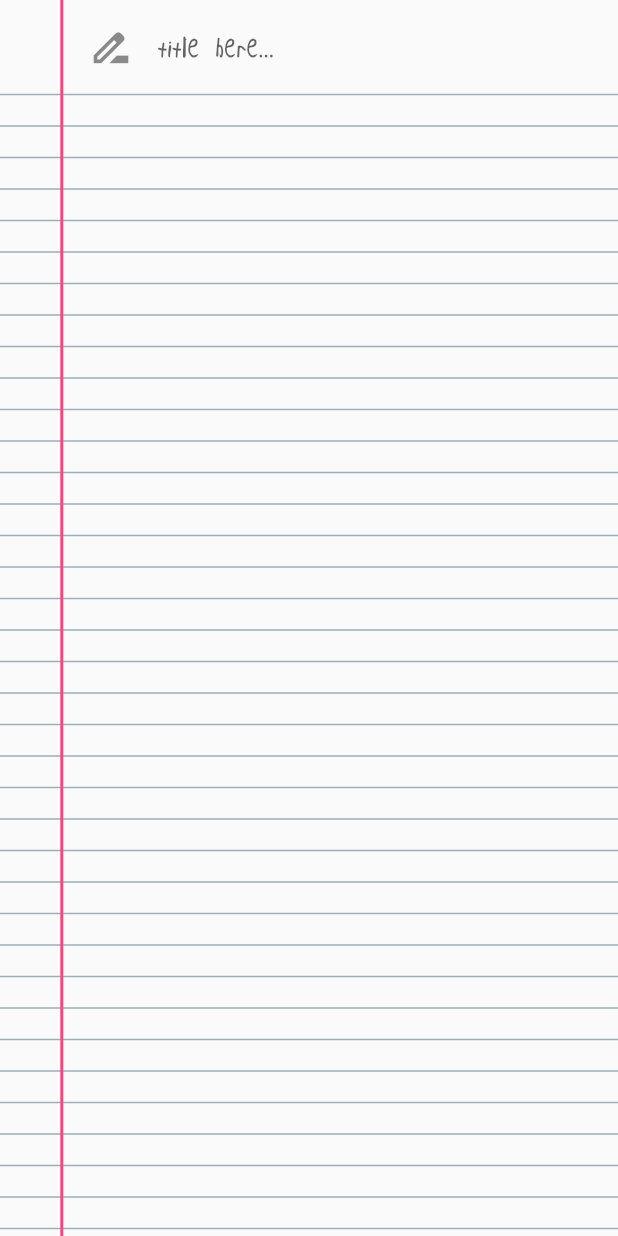
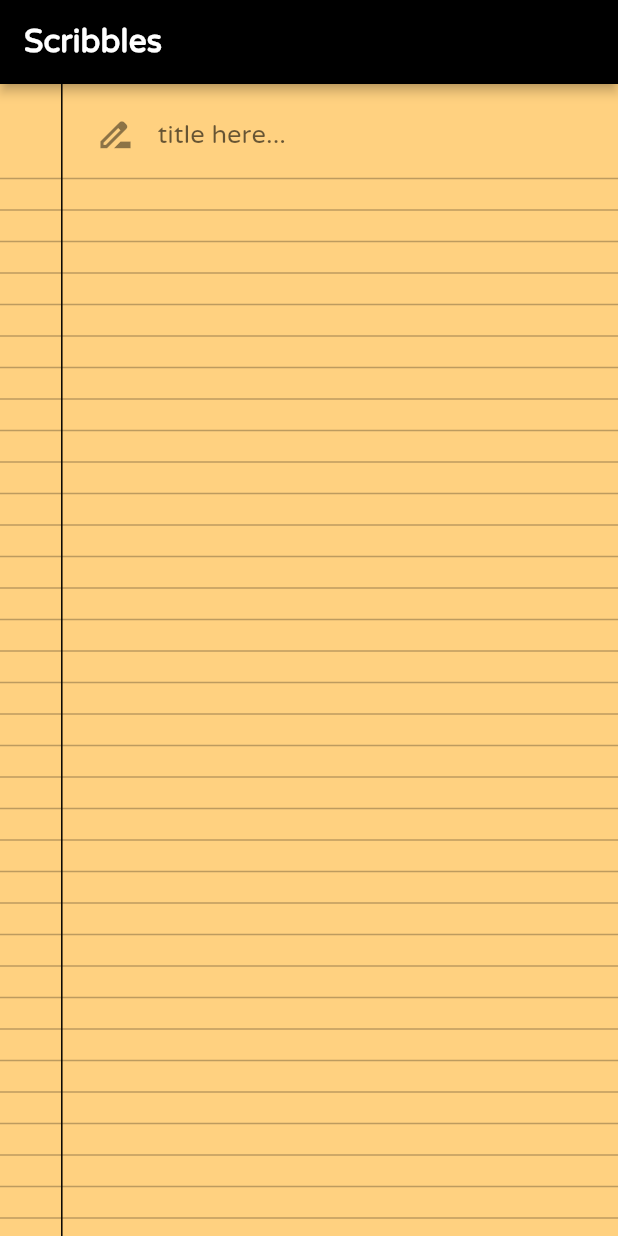
Before and after one commit to sherimello/Scribbles, a Flutter app: the NotePage screen opened directly, on a phone screen of 412 x 824 dp. Run offline on Flutter 3.47's test engine with Material 2 defaults, Android fonts, the phone set to English and light mode, and no system bars; our stand-ins replace sqflite; accounts and stored records are empty; statements that could not run were skipped.

Commit message:
UI updated a bit along with the nope page

```diff
--- a/lib/pages/home.dart
+++ b/lib/pages/home.dart
@@ -22,7 +22,6 @@ class _HomeState extends State<Home> with SingleTickerProviderStateMixin {
       date = '19-3-93';
   late Database database;
   late List<Map> list;
-  List notes = [];
 
 // Get a location using getDatabasesPath
   late String path;
@@ -73,6 +72,7 @@ class _HomeState extends State<Home> with SingleTickerProviderStateMixin {
 
     return Scaffold(
       appBar: AppBar(
+        automaticallyImplyLeading: false,
         elevation: 3,
         backgroundColor: Colors.black,
         title: const Padding(
@@ -116,8 +116,8 @@ class _HomeState extends State<Home> with SingleTickerProviderStateMixin {
                   staggeredTileBuilder: (int index) =>
                       const StaggeredTile.fit(1),
                   // StaggeredTile.coimport 'package:flutter_staggered_grid_view/flutter_staggered_grid_view.dart';unt(2, index.isEven ? 2 : 1),
-                  mainAxisSpacing: 4.0,
-                  crossAxisSpacing: 4.0,
+                  mainAxisSpacing: 9.0,
+                  crossAxisSpacing: 9.0,
                 )),
             Positioned(
                 bottom: 21,
--- a/lib/pages/note_page.dart
+++ b/lib/pages/note_page.dart
@@ -92,6 +92,24 @@ class _NotePageState extends State<NotePage> {
         },
         child: SafeArea(
           child: Scaffold(
+            appBar:AppBar(
+              automaticallyImplyLeading: false,
+              elevation: 3,
+              backgroundColor: Colors.black,
+              title: const Padding(
+                padding: EdgeInsets.all(0.0),
+                child: Text(
+                  'Scribbles',
+                  style: TextStyle(
+                    // letterSpacing: 2,
+                    fontWeight: FontWeight.w900,
+                    fontSize: 21,
+                    fontFamily: 'varela-round.regular',
+                    color: Colors.white,
+                  ),
+                ),
+              ),
+            ),
             // appBar: AppBar(
             //   automaticallyImplyLeading: false,
             //   elevation: 0,
@@ -125,6 +143,7 @@ class _NotePageState extends State<NotePage> {
             //     ),
             //   ),
             // ),
+            backgroundColor: Colors.orangeAccent[100],
             body: CustomPaint(
               foregroundPainter: CustomPage(gap, 0),
               child: SingleChildScrollView(
@@ -148,11 +167,11 @@ class _NotePageState extends State<NotePage> {
                               focusNode: myFocusNode2,
                               controller: myController2,
                               style: TextStyle(
-                                fontSize: 19,
-                                letterSpacing: 1,
+                                fontSize: 17,
+                                // letterSpacing: 1,
                                 height: gap / 17,
                                 fontWeight: FontWeight.bold,
-                                fontFamily: 'PizzaismyFAVORITE',
+                                fontFamily: 'varela-round.regular',
                                 // height: ((height * .045) / (height * .025)),
                                 // ((height * .045) + (height * .01)) /
                                 //     19, // formula: {(distance of the horizontal lines (here 40 px)) + (vertical padding of the TextField (here 9 px))} / fontSize (20 sp);
@@ -160,10 +179,10 @@ class _NotePageState extends State<NotePage> {
                               decoration: InputDecoration(
                                 hintText: ' title here...',
                                 hintStyle: const TextStyle(
-                                  letterSpacing: 1,
-                                  fontFamily: 'PizzaismyFAVORITE',
+                                  // letterSpacing: 1,
+                                  fontFamily: 'varela-round.regular',
                                   // fontStyle: FontStyle.italic,
-                                  fontWeight: FontWeight.bold,
+                                  fontWeight: FontWeight.w500,
                                 ),
                                 // fillColor: Colors.red,
                                 // filled: true,
@@ -171,11 +190,11 @@ class _NotePageState extends State<NotePage> {
                                 // isDense: true,
                                 prefixIcon: const Icon(
                                   Icons.drive_file_rename_outline,
-                                  size: 31,
+                                  size: 27,
                                 ),
                                 prefixIconConstraints: const BoxConstraints(
-                                  minWidth: 41,
-                                  minHeight: 31,
+                                  minWidth: 47,
+                                  minHeight: 35,
                                 ),
                                 contentPadding: EdgeInsets.only(
                                     // vertical: 0,
@@ -207,9 +226,11 @@ class _NotePageState extends State<NotePage> {
                                 maxLines: null,
                                 minLines: null,
                                 style: TextStyle(
-                                  fontSize: 17,
-                                  letterSpacing: 0,
+                                  fontSize: 14,
+                                  // letterSpacing: 0,
                                   height: gap / 17,
+                                  fontWeight: FontWeight.w700,
+                                  fontFamily: 'Rounded_Elegance'
                                   // height: ((height * .045) / (height * .025)),
                                   // ((height * .045) + (height * .01)) /
                                   //     19, // formula: {(distance of the horizontal lines (here 40 px)) + (vertical padding of the TextField (here 9 px))} / fontSize (20 sp);
@@ -288,11 +309,11 @@ class CustomPage extends CustomPainter {
   @override
   void paint(Canvas canvas, Size size) {
     final verticalLine = Paint()
-      ..color = Colors.pinkAccent
-      ..strokeWidth = 2.0;
+      ..color = Colors.black
+      ..strokeWidth = 1.0;
 
     final horizontalLine = Paint()
-      ..color = Colors.blueGrey.withOpacity(0.61)
+      ..color = Colors.black26
       ..strokeWidth = 1.0;
 
     if (i == 0) {
```
Also changed, not shown: lib/widgets/note_card.dart (+26 -13 lines), lib/widgets/note_preview_card.dart (+20 -12 lines).
